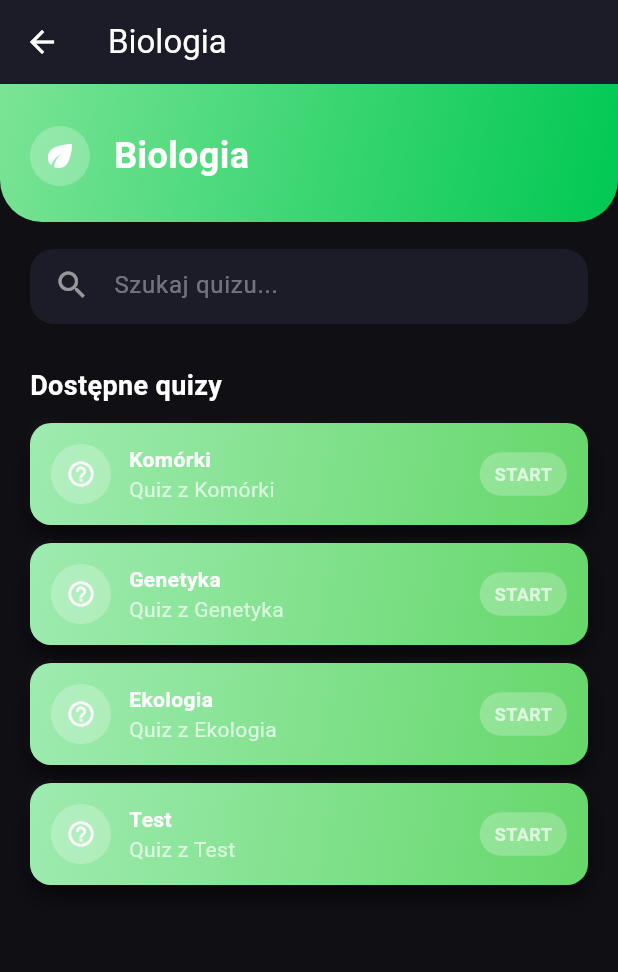
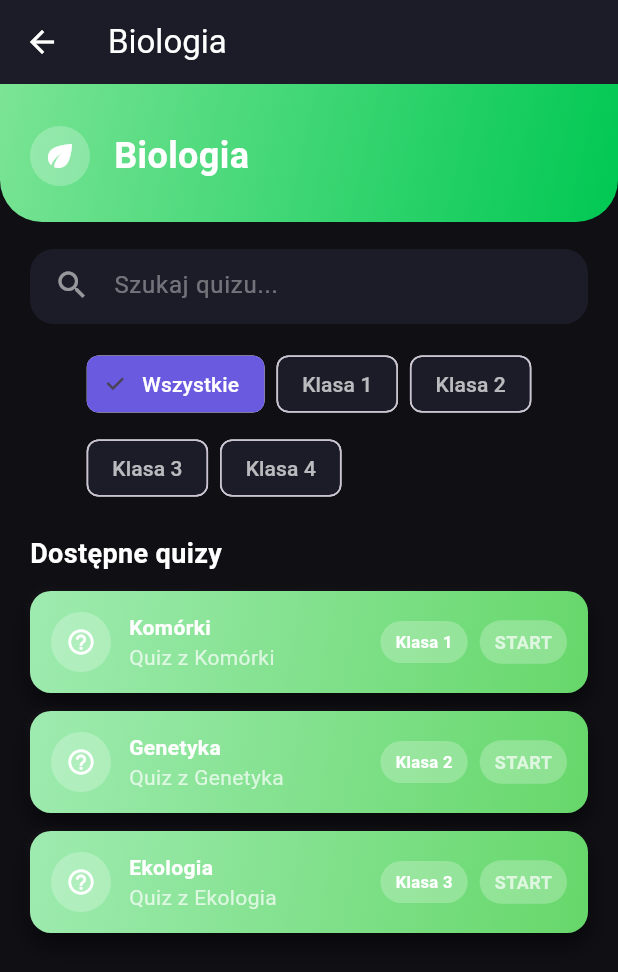
Before and after one commit to FranSob/Quiz_app1, a Flutter app: the CoursePage screen opened directly, on a phone screen of 412 x 824 dp. Shown: the top 972 px of the screen. Run offline on Flutter 3.47's test engine with Material 3 defaults, Android fonts, the phone set to English and light mode, and no system bars; our stand-ins replace shared_preferences; accounts and stored records are empty.

Commit message:
wyszukiwanie po klasach

```diff
--- a/lib/base/pages/courses_page.dart
+++ b/lib/base/pages/courses_page.dart
@@ -16,24 +16,25 @@ class CoursePage extends StatefulWidget {
 class _CoursePageState extends State<CoursePage> {
   final TextEditingController _searchController = TextEditingController();
   String _searchQuery = '';
+    int? _selectedGrade;
 
   // ================= TEMATY =================
 
-  List<String> _bioTopics() => [
-        'Komórki',
-        'Genetyka',
-        'Ekologia',
-        'Test',
+  List<QuizTopic> _bioTopics() => const [
+        QuizTopic(title: 'Komórki', grade: 1),
+        QuizTopic(title: 'Genetyka', grade: 2),
+        QuizTopic(title: 'Ekologia', grade: 3),
       ];
 
-  List<String> _mathTopics() => [
-        'Arytmetyka',
-        'Algebra',
+
+  List<QuizTopic> _mathTopics() => const [
+        QuizTopic(title: 'Arytmetyka', grade: 1),
+        QuizTopic(title: 'Algebra', grade: 2),
       ];
 
-  List<String> _chemTopics() => [
-        'Organiczna',
-        'Nieorganiczna',
+  List<QuizTopic> _chemTopics() => const [
+        QuizTopic(title: 'Organiczna', grade: 3),
+        QuizTopic(title: 'Nieorganiczna', grade: 4),
       ];
 
   // ================= THEME =================
@@ -140,6 +141,36 @@ class _CoursePageState extends State<CoursePage> {
       ),
     );
   }
+Widget buildGradeFilter() {
+    return Padding(
+      padding: const EdgeInsets.fromLTRB(20, 8, 20, 0),
+      child: Wrap(
+        spacing: 8,
+        runSpacing: 8,
+        children: [
+          ChoiceChip(
+            label: const Text('Wszystkie'),
+            selected: _selectedGrade == null,
+            onSelected: (_) => setState(() => _selectedGrade = null),
+            selectedColor: const Color(0xFF6A5AE0),
+            backgroundColor: const Color(0xFF1C1C28),
+            labelStyle: TextStyle(color: _selectedGrade == null ? Colors.white : Colors.white70),
+          ),
+          ...List.generate(4, (i) {
+            final grade = i + 1;
+            return ChoiceChip(
+              label: Text('Klasa $grade'),
+              selected: _selectedGrade == grade,
+              onSelected: (_) => setState(() => _selectedGrade = grade),
+              selectedColor: const Color(0xFF6A5AE0),
+              backgroundColor: const Color(0xFF1C1C28),
+              labelStyle: TextStyle(color: _selectedGrade == grade ? Colors.white : Colors.white70),
+            );
+          }),
+        ],
+      ),
+    );
+  }
 
   // helper: wybiera gradient kafelka na podstawie kursu (daje pasujący akcent)
   LinearGradient _tileGradientForCourse(String courseTitle) {
@@ -179,13 +210,14 @@ class _CoursePageState extends State<CoursePage> {
 
     final titleLower = widget.title.toLowerCase();
 
-    List<String> topics = [];
+   List<QuizTopic> topics = [];
     if (titleLower.contains('bio')) topics = _bioTopics();
     if (titleLower.contains('matem')) topics = _mathTopics();
     if (titleLower.contains('chem')) topics = _chemTopics();
 
     final filteredTopics = topics
-    .where((t) => t.toLowerCase().contains(_searchQuery))
+      .where((t) => t.title.toLowerCase().contains(_searchQuery))
+        .where((t) => _selectedGrade == null || t.grade == _selectedGrade)
     .toList();
 
     // gradient dla kafelków (ten sam dla wszystkich tematów w kursie)
@@ -207,6 +239,7 @@ class _CoursePageState extends State<CoursePage> {
               gradient: gradient,
             ),
             buildQuizSearchBar(),
+            buildGradeFilter(),
             Padding(
               padding: const EdgeInsets.all(20),
               child: Column(
@@ -226,8 +259,9 @@ class _CoursePageState extends State<CoursePage> {
                       (topic) => Padding(
                         padding: const EdgeInsets.only(bottom: 12),
                         child: TopicTile(
-                          title: topic,
-                          subtitle: 'Quiz z $topic',
+                          title: topic.title,
+                          subtitle: 'Quiz z ${topic.title}',
+                          grade: topic.grade,
                           gradient: tileGradient,
                           onTap: () {
                             print('Start quiz: course=${widget.title}, topic=$topic');
@@ -236,7 +270,7 @@ class _CoursePageState extends State<CoursePage> {
                               MaterialPageRoute(
                                 builder: (_) => InteractiveQuizPage(
                                   course: widget.title,
-                                  topic: topic,
+                                  topic: topic.title,
                                 ),
                               ),
                             );
@@ -264,6 +298,7 @@ class _CoursePageState extends State<CoursePage> {
 class TopicTile extends StatelessWidget {
   final String title;
   final String subtitle;
+  final int grade;
   final LinearGradient gradient;
   final VoidCallback onTap;
 
@@ -271,6 +306,7 @@ class TopicTile extends StatelessWidget {
     super.key,
     required this.title,
     required this.subtitle,
+    required this.grade,
     required this.gradient,
     required this.onTap,
   });
@@ -322,6 +358,18 @@ class TopicTile extends StatelessWidget {
                 color: Colors.white24,
                 borderRadius: BorderRadius.circular(20),
               ),
+              child: Text(
+                'Klasa $grade',
+                style: const TextStyle(color: Colors.white, fontSize: 11, fontWeight: FontWeight.bold),
+              ),
+            ),
+            const SizedBox(width: 8),
+            Container(
+              padding: const EdgeInsets.symmetric(horizontal: 10, vertical: 6),
+              decoration: BoxDecoration(
+                color: Colors.white24,
+                borderRadius: BorderRadius.circular(20),
+              ),
               child: const Text('START', style: TextStyle(color: Colors.white70, fontSize: 12, fontWeight: FontWeight.bold)),
             ),
           ],
@@ -329,4 +377,11 @@ class TopicTile extends StatelessWidget {
       ),
     );
   }
+  }
+
+class QuizTopic {
+  final String title;
+  final int grade;
+
+  const QuizTopic({required this.title, required this.grade});
 }
```
